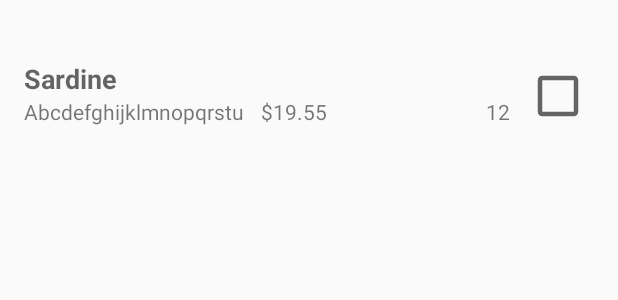
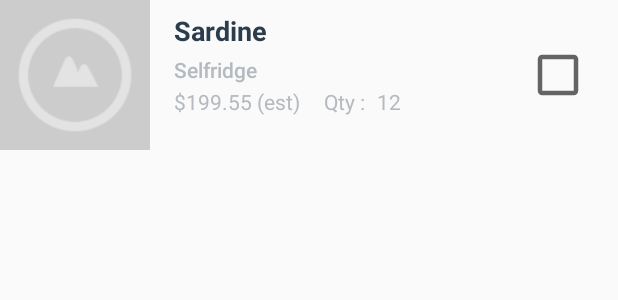
Before and after one commit to irwan-github/ShoppingListCharlie, an Android app: the layout row_buy_item.xml on its own in the app's theme, with its tools: preview values and no code run, on a phone screen of 412 x 824 dp. Shown: the top 300 px of the screen. Run offline under Robolectric (Android 15) with nearby library versions, the phone set to English and light mode, and no system bars.

Commit message:
Rename xml layout for row in shopping list.

```diff
--- a/app/src/main/java/com/mirzairwan/shopping/PriceField.java
+++ b/app/src/main/java/com/mirzairwan/shopping/PriceField.java
@@ -42,6 +42,7 @@ public class PriceField
     {
         mProgressBar.setVisibility(View.INVISIBLE);
         //Unit price greater than 0.00
+
         boolean isPriceValid = !TextUtils.isEmpty(mEtPrice.getText()) &&
                 Double.parseDouble(mEtPrice.getText().toString()) > 0;
         if (isPriceValid && !mEtPrice.hasFocus())
@@ -153,7 +154,5 @@ public class PriceField
             return BUNDLE_PRICE_EXCHANGE_RATE_LOADER_ID;
         else
             throw new IllegalArgumentException("Loader not supported");
-
-
     }
 }
--- a/app/src/main/java/com/mirzairwan/shopping/ShoppingListAdapter.java
+++ b/app/src/main/java/com/mirzairwan/shopping/ShoppingListAdapter.java
@@ -48,7 +48,7 @@ public class ShoppingListAdapter extends CursorAdapter
     @Override
     public View newView(Context context, Cursor cursor, ViewGroup parent)
     {
-        View convertView = LayoutInflater.from(context).inflate(R.layout.row_buy_item2, parent,
+        View convertView = LayoutInflater.from(context).inflate(R.layout.row_buy_item, parent,
                 false);
         TagBuyItemViews tag = new TagBuyItemViews();
         tag.ivItem = (ImageView) convertView.findViewById(R.id.iv_item_pic_thb);
--- a/app/src/main/res/layout/row_buy_item.xml
+++ b/app/src/main/res/layout/row_buy_item.xml
@@ -1,30 +1,41 @@
 <?xml version="1.0" encoding="utf-8"?>
 
-<!--android:clickable="false"-->
-<!--android:focusable="false"-->
-<!--android:focusableInTouchMode="false"-->
-<!--android:textIsSelectable="false"-->
+<!--
+ImageView layout height and width must refer to dimen.xml.
+Or else, the scaling is bypassed resulting in OutOfMemoryError
+-->
 
 
 <RelativeLayout xmlns:android="http://schemas.android.com/apk/res/android"
                 xmlns:tools="http://schemas.android.com/tools"
                 android:layout_width="match_parent"
-                android:layout_height="@dimen/list_item_height"
-                android:paddingLeft="@dimen/keyline_1"
+                android:layout_height="@dimen/image_summary_height"
+                android:gravity="center_vertical"
                 android:paddingRight="@dimen/keyline_1"
-                android:gravity="center_vertical"
     >
 
+    <ImageView
+        android:id="@+id/iv_item_pic_thb"
+        android:layout_width="@dimen/image_summary_width"
+        android:layout_height="@dimen/image_summary_height"
+        android:scaleType="centerCrop"
+        android:src="@drawable/empty_photo"/>
 
     <TextView
         android:id="@+id/item_name_row"
         android:layout_width="wrap_content"
         android:layout_height="wrap_content"
+        android:layout_toRightOf="@id/iv_item_pic_thb"
         android:focusable="false"
         android:maxLines="@string/text_max_line"
         android:maxWidth="@dimen/tv_item_name_max_width"
+        android:paddingBottom="@dimen/summary_header_padding_bottom"
+        android:paddingLeft="@dimen/keyline_1"
+        android:paddingTop="@dimen/text_view_padding_top"
         android:textAppearance="?android:textAppearanceMedium"
         android:textStyle="bold"
+        android:textColor="@color/textColorItemName"
+        android:ellipsize="end"
         tools:text="Sardine">
     </TextView>
 
@@ -34,56 +45,83 @@
         android:layout_width="@dimen/tv_item_brand_max_width"
         android:layout_height="wrap_content"
         android:layout_below="@id/item_name_row"
+        android:layout_toRightOf="@id/iv_item_pic_thb"
         android:focusable="false"
         android:maxLines="@string/text_max_line"
         android:maxWidth="@dimen/tv_item_brand_max_width"
+        android:paddingLeft="@dimen/keyline_1"
         android:textAppearance="?android:textAppearanceSmall"
-        tools:text="Abcdefghijklmnopqrstuvwxyz"
+        android:textColor="@color/textColorItemBrand"
+        android:fontFamily="sans-serif-medium"
+        android:ellipsize="end"
+        tools:text="Selfridge"
+        >
+    </TextView>
+
+    <LinearLayout
+        android:layout_width="wrap_content"
+        android:layout_height="wrap_content"
+        android:orientation="horizontal"
+        android:layout_below="@id/item_brand_row"
+        android:layout_toRightOf="@id/iv_item_pic_thb">
+
+        <TextView
+            android:id="@+id/item_selected_price_row"
+            android:layout_width="@dimen/tv_item_price_max_width"
+            android:layout_height="wrap_content"
+            android:focusable="false"
+            android:maxLines="@string/text_max_line"
+            android:paddingLeft="@dimen/keyline_1"
+            android:paddingTop="@dimen/summary_body_padding_top"
+            android:textAppearance="?android:textAppearanceSmall"
+            android:textColor="@color/textColorItemBrand"
+            tools:text="$199.55 (est)"
             >
         </TextView>
 
         <TextView
-        android:id="@+id/item_selected_price_row"
-        android:layout_width="@dimen/tv_item_brand_max_width"
+            android:id="@+id/label_qty_row"
+            android:layout_width="wrap_content"
             android:layout_height="wrap_content"
-        android:layout_below="@id/item_name_row"
-        android:layout_toRightOf="@id/item_brand_row"
             android:focusable="false"
-        android:maxLength="@string/text_price_max_length"
             android:maxLines="@string/text_max_line"
-        android:maxWidth="@dimen/tv_item_brand_max_width"
-        android:paddingLeft="@dimen/text_padding_left"
-        android:paddingRight="@dimen/text_padding_right"
+            android:paddingLeft="@dimen/keyline_1"
+            android:paddingTop="@dimen/summary_body_padding_top"
+            android:text="@string/summary_qty_purchase"
             android:textAppearance="?android:textAppearanceSmall"
-        tools:text="$19.55"
+            android:textColor="@color/textColorItemBrand"
+            tools:text="Qty :"
             >
         </TextView>
+
 
         <TextView
             android:id="@+id/item_qty_row"
             android:layout_width="wrap_content"
             android:layout_height="wrap_content"
-        android:layout_toRightOf="@+id/item_selected_price_row"
-        android:layout_below="@id/item_name_row"
             android:focusable="false"
             android:maxLength="@string/text_item_buy_qty_max_length"
             android:maxLines="@string/text_max_line"
             android:paddingLeft="@dimen/text_padding_left"
             android:paddingRight="@dimen/text_padding_right"
+            android:paddingTop="@dimen/summary_body_padding_top"
             android:textAppearance="?android:textAppearanceSmall"
+            android:textColor="@color/textColorItemBrand"
             tools:text="1234"
             >
         </TextView>
+    </LinearLayout>
 
     <CheckBox
         android:id="@+id/check_item"
         android:layout_width="@dimen/touch_target_width"
         android:layout_height="@dimen/touch_target_width"
+        android:layout_alignParentRight="true"
+        android:layout_centerVertical="true"
         android:layout_margin="0dp"
-        android:padding="0dp"
-        android:layout_alignParentRight="true"
         android:background="?android:attr/listChoiceIndicatorMultiple"
         android:button="@null"
         android:focusable="false"
+        android:padding="0dp"
         />
 </RelativeLayout>
```
Also changed, not shown: app/src/main/java/com/mirzairwan/shopping/domain/PriceMgr.java (+5 -3 lines), app/src/main/res/layout/row_buy_item2.xml (deleted, +0 -127 lines), 1 other file. Lines whose indentation alone changed are shown as unchanged.
